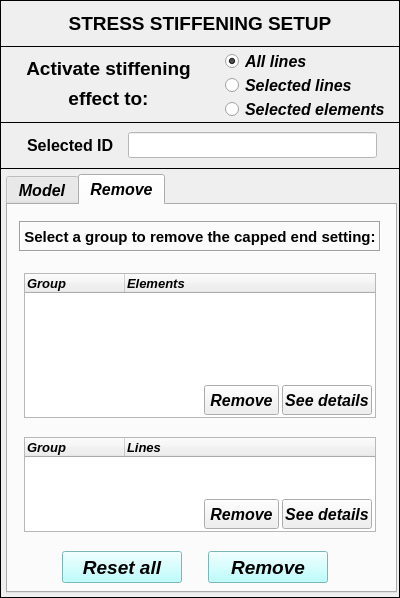
Qt form pulse/uix/user_input/ui/stressStiffeningInput.ui (open-pulse/OpenPulse) before a commit.
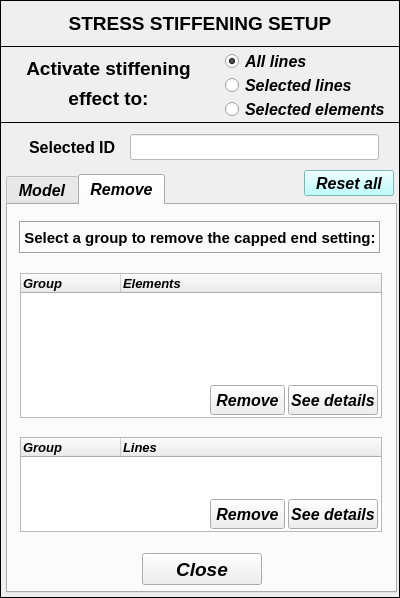
The same form after that commit. The open tabs and pages were chosen to show the change.

Commit message: capped end + stress stiffening - full operational

What changed in the file:
```diff
--- a/pulse/uix/user_input/ui/stressStiffeningInput.ui
+++ b/pulse/uix/user_input/ui/stressStiffeningInput.ui
@@ -40,221 +40,6 @@
   <property name="whatsThis">
    <string/>
   </property>
-  <widget class="QFrame" name="frame_2">
-   <property name="geometry">
-    <rect>
-     <x>0</x>
-     <y>122</y>
-     <width>400</width>
-     <height>47</height>
-    </rect>
-   </property>
-   <property name="minimumSize">
-    <size>
-     <width>400</width>
-     <height>0</height>
-    </size>
-   </property>
-   <property name="maximumSize">
-    <size>
-     <width>400</width>
-     <height>16777215</height>
-    </size>
-   </property>
-   <property name="frameShape">
-    <enum>QFrame::Box</enum>
-   </property>
-   <property name="frameShadow">
-    <enum>QFrame::Plain</enum>
-   </property>
-   <widget class="QLineEdit" name="lineEdit_id_labels">
-    <property name="enabled">
-     <bool>false</bool>
-    </property>
-    <property name="geometry">
-     <rect>
-      <x>16</x>
-      <y>10</y>
-      <width>110</width>
-      <height>26</height>
-     </rect>
-    </property>
-    <property name="palette">
-     <palette>
-      <active>
-       <colorrole role="WindowText">
-        <brush brushstyle="SolidPattern">
-         <color alpha="255">
-          <red>0</red>
-          <green>0</green>
-          <blue>0</blue>
-         </color>
-        </brush>
-       </colorrole>
-       <colorrole role="Dark">
-        <brush brushstyle="SolidPattern">
-         <color alpha="255">
-          <red>0</red>
-          <green>0</green>
-          <blue>0</blue>
-         </color>
-        </brush>
-       </colorrole>
-       <colorrole role="Text">
-        <brush brushstyle="SolidPattern">
-         <color alpha="255">
-          <red>0</red>
-          <green>0</green>
-          <blue>0</blue>
-         </color>
-        </brush>
-       </colorrole>
-       <colorrole role="ButtonText">
-        <brush brushstyle="SolidPattern">
-         <color alpha="255">
-          <red>0</red>
-          <green>0</green>
-          <blue>0</blue>
-         </color>
-        </brush>
-       </colorrole>
-      </active>
-      <inactive>
-       <colorrole role="WindowText">
-        <brush brushstyle="SolidPattern">
-         <color alpha="255">
-          <red>0</red>
-          <green>0</green>
-          <blue>0</blue>
-         </color>
-        </brush>
-       </colorrole>
-       <colorrole role="Dark">
-        <brush brushstyle="SolidPattern">
-         <color alpha="255">
-          <red>0</red>
-          <green>0</green>
-          <blue>0</blue>
-         </color>
-        </brush>
-       </colorrole>
-       <colorrole role="Text">
-        <brush brushstyle="SolidPattern">
-         <color alpha="255">
-          <red>0</red>
-          <green>0</green>
-          <blue>0</blue>
-         </color>
-        </brush>
-       </colorrole>
-       <colorrole role="ButtonText">
-        <brush brushstyle="SolidPattern">
-         <color alpha="255">
-          <red>0</red>
-          <green>0</green>
-          <blue>0</blue>
-         </color>
-        </brush>
-       </colorrole>
-      </inactive>
-      <disabled>
-       <colorrole role="WindowText">
-        <brush brushstyle="SolidPattern">
-         <color alpha="255">
-          <red>0</red>
-          <green>0</green>
-          <blue>0</blue>
-         </color>
-        </brush>
-       </colorrole>
-       <colorrole role="Dark">
-        <brush brushstyle="SolidPattern">
-         <color alpha="255">
-          <red>0</red>
-          <green>0</green>
-          <blue>0</blue>
-         </color>
-        </brush>
-       </colorrole>
-       <colorrole role="Text">
-        <brush brushstyle="SolidPattern">
-         <color alpha="255">
-          <red>0</red>
-          <green>0</green>
-          <blue>0</blue>
-         </color>
-        </brush>
-       </colorrole>
-       <colorrole role="ButtonText">
-        <brush brushstyle="SolidPattern">
-         <color alpha="255">
-          <red>0</red>
-          <green>0</green>
-          <blue>0</blue>
-         </color>
-        </brush>
-       </colorrole>
-      </disabled>
-     </palette>
-    </property>
-    <property name="font">
-     <font>
-      <family>Arial</family>
-      <pointsize>12</pointsize>
-      <weight>75</weight>
-      <italic>false</italic>
-      <bold>true</bold>
-     </font>
-    </property>
-    <property name="focusPolicy">
-     <enum>Qt::ClickFocus</enum>
-    </property>
-    <property name="autoFillBackground">
-     <bool>false</bool>
-    </property>
-    <property name="text">
-     <string>Selected ID</string>
-    </property>
-    <property name="frame">
-     <bool>false</bool>
-    </property>
-    <property name="alignment">
-     <set>Qt::AlignCenter</set>
-    </property>
-   </widget>
-   <widget class="QLineEdit" name="lineEdit_selected_ID">
-    <property name="enabled">
-     <bool>false</bool>
-    </property>
-    <property name="geometry">
-     <rect>
-      <x>128</x>
-      <y>10</y>
-      <width>249</width>
-      <height>26</height>
-     </rect>
-    </property>
-    <property name="font">
-     <font>
-      <family>Arial</family>
-      <pointsize>11</pointsize>
-      <weight>75</weight>
-      <italic>false</italic>
-      <bold>true</bold>
-     </font>
-    </property>
-    <property name="focusPolicy">
-     <enum>Qt::ClickFocus</enum>
-    </property>
-    <property name="styleSheet">
-     <string notr="true">background-color: rgb(255, 255, 255);
-color: rgb(0, 0, 0);</string>
-    </property>
-    <property name="alignment">
-     <set>Qt::AlignCenter</set>
-    </property>
-   </widget>
-  </widget>
   <widget class="QFrame" name="frame">
    <property name="geometry">
     <rect>
@@ -330,21 +115,21 @@
    <property name="geometry">
     <rect>
      <x>0</x>
-     <y>168</y>
+     <y>122</y>
      <width>400</width>
-     <height>430</height>
+     <height>476</height>
     </rect>
    </property>
    <property name="minimumSize">
     <size>
      <width>400</width>
-     <height>430</height>
+     <height>476</height>
     </size>
    </property>
    <property name="maximumSize">
     <size>
      <width>400</width>
-     <height>430</height>
+     <height>476</height>
     </size>
    </property>
    <property name="frameShape">
@@ -357,7 +142,7 @@
     <property name="geometry">
      <rect>
       <x>6</x>
-      <y>6</y>
+      <y>52</y>
       <width>391</width>
       <height>419</height>
      </rect>
@@ -1270,9 +1055,9 @@
      <widget class="QTreeWidget" name="treeWidget_cappedEnd_lines">
       <property name="geometry">
        <rect>
-        <x>16</x>
+        <x>12</x>
         <y>232</y>
-        <width>352</width>
+        <width>362</width>
         <height>95</height>
        </rect>
       </property>
@@ -1314,7 +1099,7 @@
      <widget class="QPushButton" name="pushButton_get_information_line">
       <property name="geometry">
        <rect>
-        <x>274</x>
+        <x>280</x>
         <y>294</y>
         <width>90</width>
         <height>30</height>
@@ -1348,7 +1133,7 @@
      <widget class="QPushButton" name="pushButton_remove_line">
       <property name="geometry">
        <rect>
-        <x>196</x>
+        <x>202</x>
         <y>294</y>
         <width>75</width>
         <height>30</height>
@@ -1385,7 +1170,7 @@
         <x>11</x>
         <y>16</y>
         <width>362</width>
-        <height>31</height>
+        <height>33</height>
        </rect>
       </property>
       <property name="font">
@@ -1416,9 +1201,9 @@
      <widget class="QTreeWidget" name="treeWidget_cappedEnd_elements">
       <property name="geometry">
        <rect>
-        <x>16</x>
+        <x>12</x>
         <y>68</y>
-        <width>352</width>
+        <width>362</width>
         <height>145</height>
        </rect>
       </property>
@@ -1466,7 +1251,7 @@
      <widget class="QPushButton" name="pushButton_remove_elem">
       <property name="geometry">
        <rect>
-        <x>196</x>
+        <x>202</x>
         <y>180</y>
         <width>75</width>
         <height>30</height>
@@ -1500,7 +1285,7 @@
      <widget class="QPushButton" name="pushButton_get_information_elem">
       <property name="geometry">
        <rect>
-        <x>274</x>
+        <x>280</x>
         <y>180</y>
         <width>90</width>
         <height>30</height>
@@ -1531,11 +1316,11 @@
        <string>See details</string>
       </property>
      </widget>
-     <widget class="QPushButton" name="pushButton_reset">
+     <widget class="QPushButton" name="pushButton_close">
       <property name="geometry">
        <rect>
-        <x>54</x>
-        <y>346</y>
+        <x>134</x>
+        <y>348</y>
         <width>120</width>
         <height>32</height>
        </rect>
@@ -1562,51 +1347,238 @@
        </font>
       </property>
       <property name="styleSheet">
-       <string notr="true">background-color: rgb(170, 255, 255);</string>
+       <string notr="true"/>
       </property>
       <property name="text">
-       <string>Reset all</string>
-      </property>
-     </widget>
-     <widget class="QPushButton" name="pushButton_reset_2">
-      <property name="geometry">
-       <rect>
-        <x>200</x>
-        <y>346</y>
-        <width>120</width>
-        <height>32</height>
-       </rect>
-      </property>
-      <property name="minimumSize">
-       <size>
-        <width>120</width>
-        <height>32</height>
-       </size>
-      </property>
-      <property name="maximumSize">
-       <size>
-        <width>120</width>
-        <height>32</height>
-       </size>
-      </property>
-      <property name="font">
-       <font>
-        <family>Arial</family>
-        <pointsize>14</pointsize>
-        <weight>75</weight>
-        <italic>true</italic>
-        <bold>true</bold>
-       </font>
-      </property>
-      <property name="styleSheet">
-       <string notr="true">background-color: rgb(170, 255, 255);</string>
-      </property>
-      <property name="text">
-       <string>Remove</string>
+       <string>Close</string>
       </property>
      </widget>
     </widget>
    </widget>
+   <widget class="QPushButton" name="pushButton_reset">
+    <property name="geometry">
+     <rect>
+      <x>304</x>
+      <y>48</y>
+      <width>90</width>
+      <height>26</height>
+     </rect>
+    </property>
+    <property name="minimumSize">
+     <size>
+      <width>90</width>
+      <height>26</height>
+     </size>
+    </property>
+    <property name="maximumSize">
+     <size>
+      <width>90</width>
+      <height>26</height>
+     </size>
+    </property>
+    <property name="font">
+     <font>
+      <family>Arial</family>
+      <pointsize>12</pointsize>
+      <weight>75</weight>
+      <italic>true</italic>
+      <bold>true</bold>
+     </font>
+    </property>
+    <property name="styleSheet">
+     <string notr="true">background-color: rgb(170, 255, 255);</string>
+    </property>
+    <property name="text">
+     <string>Reset all</string>
+    </property>
+   </widget>
+   <widget class="QLineEdit" name="lineEdit_id_labels">
+    <property name="enabled">
+     <bool>false</bool>
+    </property>
+    <property name="geometry">
+     <rect>
+      <x>18</x>
+      <y>12</y>
+      <width>110</width>
+      <height>26</height>
+     </rect>
+    </property>
+    <property name="palette">
+     <palette>
+      <active>
+       <colorrole role="WindowText">
+        <brush brushstyle="SolidPattern">
+         <color alpha="255">
+          <red>0</red>
+          <green>0</green>
+          <blue>0</blue>
+         </color>
+        </brush>
+       </colorrole>
+       <colorrole role="Dark">
+        <brush brushstyle="SolidPattern">
+         <color alpha="255">
+          <red>0</red>
+          <green>0</green>
+          <blue>0</blue>
+         </color>
+        </brush>
+       </colorrole>
+       <colorrole role="Text">
+        <brush brushstyle="SolidPattern">
+         <color alpha="255">
+          <red>0</red>
+          <green>0</green>
+          <blue>0</blue>
+         </color>
+        </brush>
+       </colorrole>
+       <colorrole role="ButtonText">
+        <brush brushstyle="SolidPattern">
+         <color alpha="255">
+          <red>0</red>
+          <green>0</green>
+          <blue>0</blue>
+         </color>
+        </brush>
+       </colorrole>
+      </active>
+      <inactive>
+       <colorrole role="WindowText">
+        <brush brushstyle="SolidPattern">
+         <color alpha="255">
+          <red>0</red>
+          <green>0</green>
+          <blue>0</blue>
+         </color>
+        </brush>
+       </colorrole>
+       <colorrole role="Dark">
+        <brush brushstyle="SolidPattern">
+         <color alpha="255">
+          <red>0</red>
+          <green>0</green>
+          <blue>0</blue>
+         </color>
+        </brush>
+       </colorrole>
+       <colorrole role="Text">
+        <brush brushstyle="SolidPattern">
+         <color alpha="255">
+          <red>0</red>
+          <green>0</green>
+          <blue>0</blue>
+         </color>
+        </brush>
+       </colorrole>
+       <colorrole role="ButtonText">
+        <brush brushstyle="SolidPattern">
+         <color alpha="255">
+          <red>0</red>
+          <green>0</green>
+          <blue>0</blue>
+         </color>
+        </brush>
+       </colorrole>
+      </inactive>
+      <disabled>
+       <colorrole role="WindowText">
+        <brush brushstyle="SolidPattern">
+         <color alpha="255">
+          <red>0</red>
+          <green>0</green>
+          <blue>0</blue>
+         </color>
+        </brush>
+       </colorrole>
+       <colorrole role="Dark">
+        <brush brushstyle="SolidPattern">
+         <color alpha="255">
+          <red>0</red>
+          <green>0</green>
+          <blue>0</blue>
+         </color>
+        </brush>
+       </colorrole>
+       <colorrole role="Text">
+        <brush brushstyle="SolidPattern">
+         <color alpha="255">
+          <red>0</red>
+          <green>0</green>
+          <blue>0</blue>
+         </color>
+        </brush>
+       </colorrole>
+       <colorrole role="ButtonText">
+        <brush brushstyle="SolidPattern">
+         <color alpha="255">
+          <red>0</red>
+          <green>0</green>
+          <blue>0</blue>
+         </color>
+        </brush>
+       </colorrole>
+      </disabled>
+     </palette>
+    </property>
+    <property name="font">
+     <font>
+      <family>Arial</family>
+      <pointsize>12</pointsize>
+      <weight>75</weight>
+      <italic>false</italic>
+      <bold>true</bold>
+     </font>
+    </property>
+    <property name="focusPolicy">
+     <enum>Qt::ClickFocus</enum>
+    </property>
+    <property name="autoFillBackground">
+     <bool>false</bool>
+    </property>
+    <property name="text">
+     <string>Selected ID</string>
+    </property>
+    <property name="frame">
+     <bool>false</bool>
+    </property>
+    <property name="alignment">
+     <set>Qt::AlignCenter</set>
+    </property>
+   </widget>
+   <widget class="QLineEdit" name="lineEdit_selected_ID">
+    <property name="enabled">
+     <bool>false</bool>
+    </property>
+    <property name="geometry">
+     <rect>
+      <x>130</x>
+      <y>12</y>
+      <width>249</width>
+      <height>26</height>
+     </rect>
+    </property>
+    <property name="font">
+     <font>
+      <family>Arial</family>
+      <pointsize>11</pointsize>
+      <weight>75</weight>
+      <italic>false</italic>
+      <bold>true</bold>
+     </font>
+    </property>
+    <property name="focusPolicy">
+     <enum>Qt::ClickFocus</enum>
+    </property>
+    <property name="styleSheet">
+     <string notr="true">background-color: rgb(255, 255, 255);
+color: rgb(0, 0, 0);</string>
+    </property>
+    <property name="alignment">
+     <set>Qt::AlignCenter</set>
+    </property>
+   </widget>
   </widget>
   <widget class="QFrame" name="frame_10">
    <property name="geometry">
```
Left out of the diff: 6 changed lines with no effect on the pictures. The commit also changes 9 other files.
